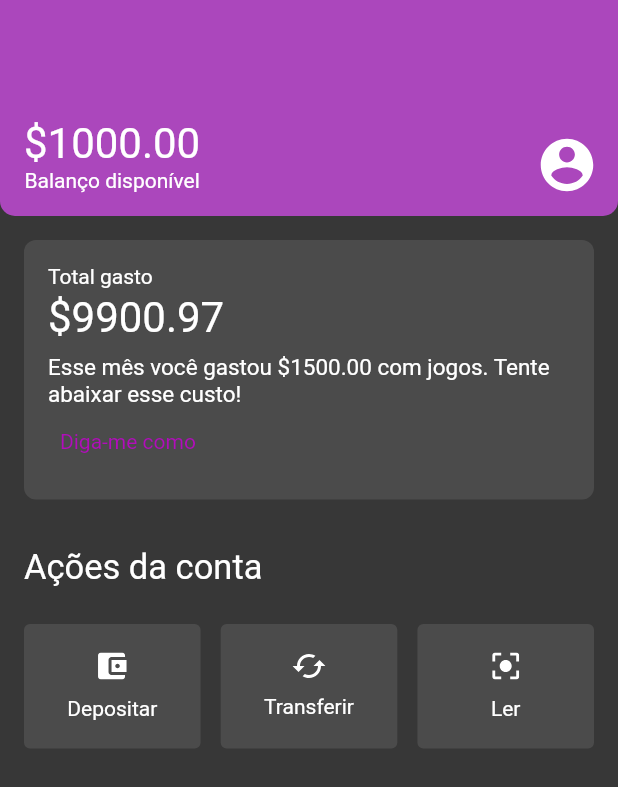
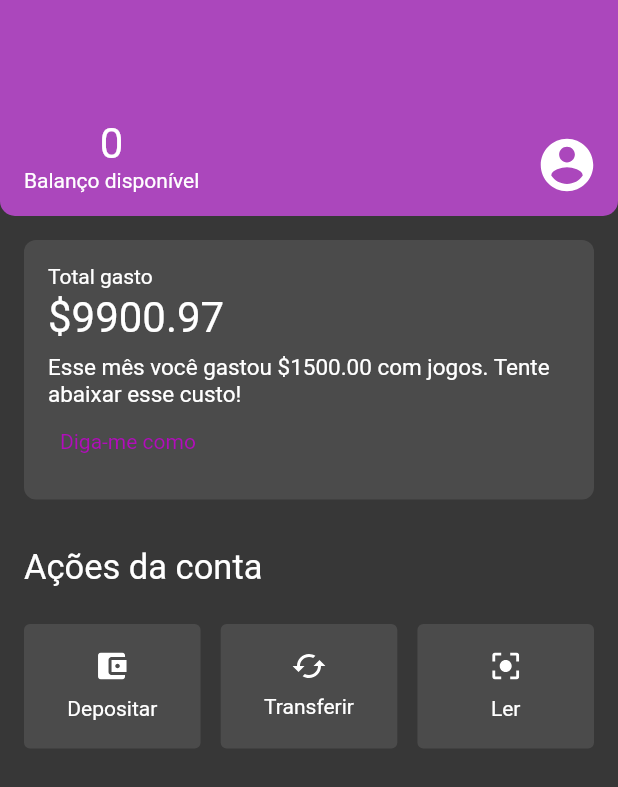
Before and after one commit to lukzfreitas/alura_challenge_mobile, a Flutter app: the HomeView screen opened by its route, on a phone screen of 412 x 824 dp. Shown: the top 787 px of the screen. Run offline on Flutter 3.47's test engine with Material 2 defaults, Android fonts, the phone set to English and light mode, and no system bars; our stand-ins replace flutter_svg, get, shared_preferences; accounts and stored records are empty; network calls fail.

Commit message:
consuming data from api extract

```diff
--- /dev/null
+++ b/lib/app/data/models/extract_model.dart
@@ -0,0 +1,60 @@
+import 'dart:convert';
+
+class ExtractModel {
+  int totalRevenue;
+  int totalExpense;
+  int balance;
+  ExtractModel({
+    required this.totalRevenue,
+    required this.totalExpense,
+    required this.balance,
+  });
+
+  ExtractModel copyWith({
+    int? totalRevenue,
+    int? totalExpense,
+    int? balance,
+  }) {
+    return ExtractModel(
+      totalRevenue: totalRevenue ?? this.totalRevenue,
+      totalExpense: totalExpense ?? this.totalExpense,
+      balance: balance ?? this.balance,
+    );
+  }
+
+  Map<String, dynamic> toMap() {
+    return {
+      'totalRevenue': totalRevenue,
+      'totalExpense': totalExpense,
+      'balance': balance,
+    };
+  }
+
+  factory ExtractModel.fromMap(Map<String, dynamic> map) {
+    return ExtractModel(
+      totalRevenue: map['totalRevenue']?.toInt() ?? 0,
+      totalExpense: map['totalExpense']?.toInt() ?? 0,
+      balance: map['balance']?.toInt() ?? 0,
+    );
+  }
+
+  String toJson() => json.encode(toMap());
+
+  factory ExtractModel.fromJson(String source) => ExtractModel.fromMap(json.decode(source));
+
+  @override
+  String toString() => 'ExtractModel(totalRevenue: $totalRevenue, totalExpense: $totalExpense, balance: $balance)';
+
+  @override
+  bool operator ==(Object other) {
+    if (identical(this, other)) return true;
+
+    return other is ExtractModel &&
+      other.totalRevenue == totalRevenue &&
+      other.totalExpense == totalExpense &&
+      other.balance == balance;
+  }
+
+  @override
+  int get hashCode => totalRevenue.hashCode ^ totalExpense.hashCode ^ balance.hashCode;
+}
--- /dev/null
+++ b/lib/app/data/providers/extract_provider.dart
@@ -0,0 +1,21 @@
+import 'package:alura_challenge_mobile/app/data/models/extract_model.dart';
+import 'package:alura_challenge_mobile/app/data/preferences/user_preferences.dart';
+import 'package:get/get.dart';
+
+class ExtractProvider extends GetConnect {
+  final prefs = UserPreferences();
+
+  static const baseurl = 'https://challenge-backend-lukz.herokuapp.com/extract';
+
+  Future<ExtractModel> extractProvider(int month, int year) async {
+    String token = await prefs.getToken();
+    Response response = await get('$baseurl/$year/$month',
+        headers: {'Authorization': "Bearer $token"});
+
+    if (response.isOk) {
+      ExtractModel extractModel = ExtractModel.fromMap(response.body);
+      return extractModel;
+    }
+    return ExtractModel(totalRevenue: 0, totalExpense: 0, balance: 0);
+  }
+}
--- a/lib/app/data/providers/session_provider.dart
+++ b/lib/app/data/providers/session_provider.dart
@@ -26,9 +26,8 @@ class SessionProvider extends GetConnect {
       await prefs.deleteUser();
       await prefs.setUser(user);
       return true;
-    } else {
-      _error = response.statusText.toString();
-      return false;
     }
+    _error = response.statusText.toString();
+    return false;
   }
 }
--- a/lib/app/modules/home/bindings/home_bindings.dart
+++ b/lib/app/modules/home/bindings/home_bindings.dart
@@ -1,10 +1,12 @@
 
+import 'package:alura_challenge_mobile/app/data/providers/extract_provider.dart';
 import 'package:alura_challenge_mobile/app/modules/home/controllers/home_controller.dart';
 import 'package:get/get.dart';
 
 class HomeBinding extends Bindings {
   @override
   void dependencies() {
-    Get.lazyPut<HomeController>(() => HomeController());
+    ExtractProvider extractProvider = ExtractProvider();
+    Get.lazyPut<HomeController>(() => HomeController(extractProvider));
   }
 }
--- a/lib/app/modules/home/controllers/home_controller.dart
+++ b/lib/app/modules/home/controllers/home_controller.dart
@@ -1,5 +1,15 @@
+import 'package:alura_challenge_mobile/app/data/models/extract_model.dart';
+import 'package:alura_challenge_mobile/app/data/providers/extract_provider.dart';
 import 'package:get/get.dart';
 
 class HomeController extends GetxController {
 
+  ExtractProvider extractProvider;
+
+  HomeController(this.extractProvider);
+
+  Future<ExtractModel> extractController() async {
+    DateTime dateNow = DateTime.now();
+    return await extractProvider.extractProvider(dateNow.month, dateNow.year);
+  }
 }
--- a/lib/app/modules/home/views/home_view.dart
+++ b/lib/app/modules/home/views/home_view.dart
@@ -1,10 +1,13 @@
 import 'package:alura_challenge_mobile/app/core/utils/icon_svg.dart';
+import 'package:alura_challenge_mobile/app/data/models/extract_model.dart';
+import 'package:alura_challenge_mobile/app/modules/home/controllers/home_controller.dart';
 import 'package:alura_challenge_mobile/app/modules/home/widgets/actions_card.dart';
 import 'package:alura_challenge_mobile/app/modules/home/widgets/activies_card.dart';
 import 'package:alura_challenge_mobile/app/modules/home/widgets/header.dart';
 import 'package:flutter/material.dart';
+import 'package:get/get.dart';
 
-class HomeView extends StatelessWidget {
+class HomeView extends GetView<HomeController> {
   const HomeView({Key? key}) : super(key: key);
 
   @override
@@ -15,7 +18,14 @@ class HomeView extends StatelessWidget {
         builder: (context, constraints) => Column(
           crossAxisAlignment: CrossAxisAlignment.start,
           children: [
-            const Header(),
+            FutureBuilder<ExtractModel>(
+                future: controller.extractController(),
+                builder: (context, snapshot) {
+                  if (snapshot.hasData) {
+                    return Header(amount: snapshot.data!.balance.toString());
+                  }
+                  return const Header(amount: 'Carregando');
+                }),
             const Padding(
               padding: EdgeInsets.all(16.0),
               child: ActiviesCard(),
--- a/lib/app/modules/home/widgets/header.dart
+++ b/lib/app/modules/home/widgets/header.dart
@@ -2,7 +2,10 @@ import 'package:alura_challenge_mobile/app/core/utils/icon_svg.dart';
 import 'package:flutter/material.dart';
 
 class Header extends StatelessWidget {
-  const Header({Key? key}) : super(key: key);
+
+  final String amount;
+
+  const Header({Key? key, required this.amount}) : super(key: key);
 
   @override
   Widget build(BuildContext context) {
@@ -25,17 +28,17 @@ class Header extends StatelessWidget {
             children: [
               Column(
                 mainAxisAlignment: MainAxisAlignment.end,
-                children: const [
+                children: [
                   Text(
-                    "\$1000.00",
-                    style: TextStyle(
+                    amount,
+                    style: const TextStyle(
                       color: Color(0xffFFFFFF),
                       fontFamily: 'Roboto',
                       fontStyle: FontStyle.normal,
                       fontSize: 28.0,
                     ),
                   ),
-                  Text(
+                  const Text(
                     "Balanço disponível",
                     style: TextStyle(
                       color: Color(0xffFFFFFF),
```
